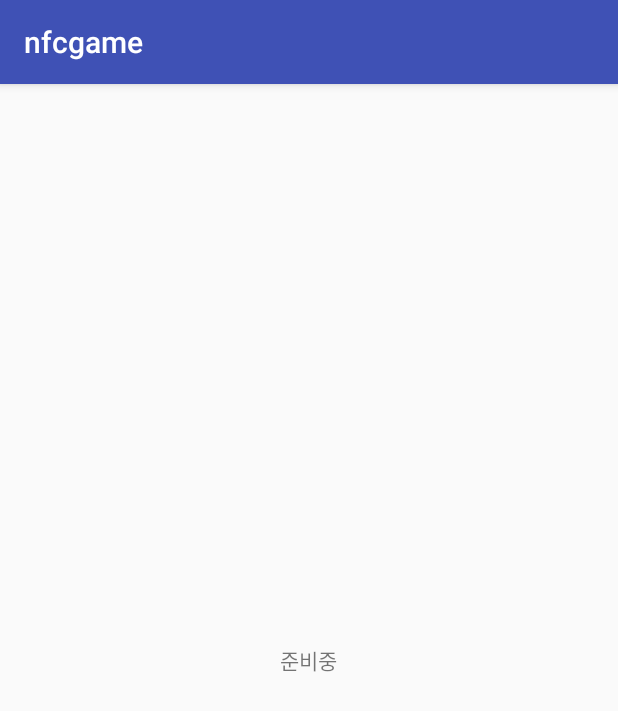
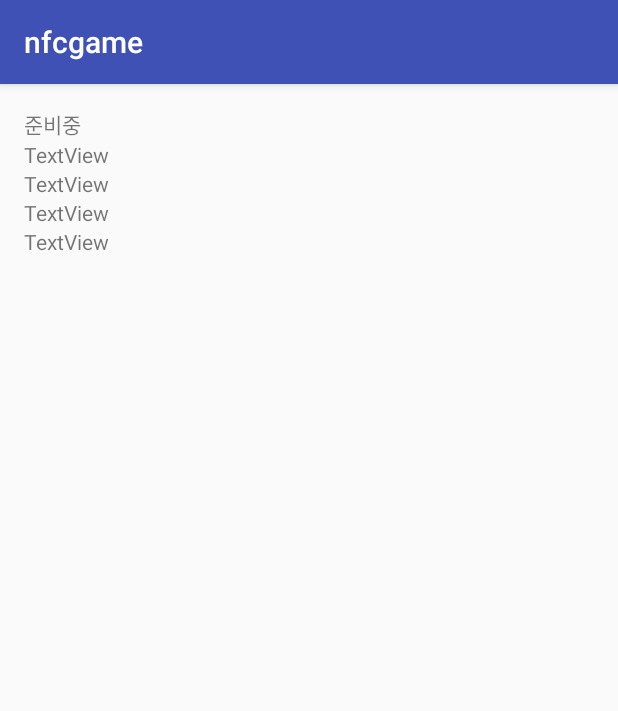
Before and after one commit to YIITeamMAKE/NFC_GAME, an Android app: the RankActivity screen opened directly, with no data from a screen before it, on a phone screen of 412 x 824 dp. Shown: the top 711 px of the screen. Run offline under Robolectric (Android 15) with nearby library versions, the phone set to English and light mode, and no system bars; 9 statements that could not run were skipped.

Commit message:
nfc class added.

```diff
--- a/app/build.gradle
+++ b/app/build.gradle
@@ -20,11 +20,12 @@ android {
 }
 
 dependencies {
-    compile fileTree(dir: 'libs', include: ['*.jar'])
+    compile fileTree(include: ['*.jar'], dir: 'libs')
     androidTestCompile('com.android.support.test.espresso:espresso-core:2.2.2', {
         exclude group: 'com.android.support', module: 'support-annotations'
     })
     compile 'com.android.support:appcompat-v7:23.4.0'
     compile 'gun0912.ted:tedpermission:1.0.0'
     testCompile 'junit:junit:4.12'
+    compile 'org.jsoup:jsoup:1.9.2'
 }
--- a/app/src/main/AndroidManifest.xml
+++ b/app/src/main/AndroidManifest.xml
@@ -4,6 +4,7 @@
 
     <uses-permission android:name="android.permission.NFC" />
     <uses-permission android:name="android.permission.READ_PHONE_STATE" />
+    <uses-permission android:name="android.permission.INTERNET" />
 
     <uses-feature
         android:name="android.hardware.nfc"
--- a/app/src/main/java/yiihs/nfcgame/RankActivity.java
+++ b/app/src/main/java/yiihs/nfcgame/RankActivity.java
@@ -2,12 +2,33 @@ package yiihs.nfcgame;
 
 import android.support.v7.app.AppCompatActivity;
 import android.os.Bundle;
+import android.widget.TextView;
+
+import java.util.List;
+
+import yiihs.nfcgame.nfc.NfcTagRank;
 
 public class RankActivity extends AppCompatActivity {
+
+    private List<Integer> rankList;
+    private NfcTagRank rankTask;
+
+    TextView r1,r2,r3,r4;
 
     @Override
     protected void onCreate(Bundle savedInstanceState) {
         super.onCreate(savedInstanceState);
         setContentView(R.layout.activity_rank);
+        rankTask = new NfcTagRank();
+        rankTask.execute();
+        rankList = rankTask.getRank();
+        r1=(TextView)findViewById(R.id.rank1_text);
+        r2=(TextView)findViewById(R.id.rank2_text);
+        r3=(TextView)findViewById(R.id.rank3_text);
+        r4=(TextView)findViewById(R.id.rank4_text);
+        r1.setText(rankList.get(0).toString());
+        r2.setText(rankList.get(1).toString());
+        r3.setText(rankList.get(2).toString());
+        r4.setText(rankList.get(3).toString());
     }
 }
--- /dev/null
+++ b/app/src/main/java/yiihs/nfcgame/nfc/NfcTagRank.java
@@ -0,0 +1,53 @@
+package yiihs.nfcgame.nfc;
+
+import android.content.Context;
+import android.os.AsyncTask;
+
+import org.json.JSONException;
+import org.json.JSONObject;
+
+import java.util.ArrayList;
+import java.util.concurrent.ExecutionException;
+
+import yiihs.nfcgame.tools.JSONFetchBroker;
+
+/**
+ * Created by whdgm on 9/27/2016.
+ */
+
+public class NfcTagRank {
+
+    private JSONObject mResult;
+
+    private ArrayList<Integer> mRank = new ArrayList<>();
+    private String code;
+
+    public NfcTagRank(){
+    }
+
+    public void execute(){
+        try {
+            mResult = new JSONFetchBroker().execute("http://218.39.83.130/nfc/rank.php").get();
+            mRank.add(0,mResult.getInt("rank1"));
+            mRank.add(1,mResult.getInt("rank2"));
+            mRank.add(2,mResult.getInt("rank3"));
+            mRank.add(3,mResult.getInt("rank4"));
+            code = mResult.getString("cod");
+//            message = mResult.getString("msg");
+        } catch (InterruptedException | ExecutionException | JSONException e) {
+            e.printStackTrace();
+        }
+    }
+
+    public ArrayList<Integer> getRank() {
+        return mRank;
+    }
+
+    public String get(String name){
+        if(name.equals("cod")) {
+            return code;
+        } else {
+            return null;
+        }
+    }
+}
--- /dev/null
+++ b/app/src/main/java/yiihs/nfcgame/tools/JSONFetchBroker.java
@@ -0,0 +1,40 @@
+package yiihs.nfcgame.tools;
+
+import android.os.AsyncTask;
+
+import org.json.JSONException;
+import org.json.JSONObject;
+import org.jsoup.Connection;
+import org.jsoup.Jsoup;
+
+/**
+ * Created by whdgm on 9/27/2016.
+ */
+
+public class JSONFetchBroker extends AsyncTask<String,Void,JSONObject> {
+
+    private String result;
+    private JSONObject jsonResult;
+
+    @Override
+    protected JSONObject doInBackground(String... params) {
+        Connection mConnection = Jsoup.connect(params[0]).ignoreContentType(true);
+        try {
+            switch(params.length){
+                case 3:
+                    mConnection.data("tagUSER",params[2]);
+                case 2:
+                    mConnection.data("tagID",params[1]);
+                    break;
+                default:
+                    break;
+            }
+            result = mConnection.execute().body();
+            jsonResult = new JSONObject(result);
+
+        } catch (Exception e){
+            e.printStackTrace();
+        }
+        return jsonResult;
+    }
+}
--- a/app/src/main/res/layout/activity_rank.xml
+++ b/app/src/main/res/layout/activity_rank.xml
@@ -1,5 +1,5 @@
 <?xml version="1.0" encoding="utf-8"?>
-<RelativeLayout xmlns:android="http://schemas.android.com/apk/res/android"
+<LinearLayout xmlns:android="http://schemas.android.com/apk/res/android"
     xmlns:tools="http://schemas.android.com/tools"
     android:id="@+id/activity_rank"
     android:layout_width="match_parent"
@@ -8,6 +8,7 @@
     android:paddingLeft="@dimen/activity_horizontal_margin"
     android:paddingRight="@dimen/activity_horizontal_margin"
     android:paddingTop="@dimen/activity_vertical_margin"
+    android:orientation="vertical"
     tools:context="yiihs.nfcgame.RankActivity">
 
     <TextView
@@ -17,4 +18,28 @@
         android:id="@+id/textView"
         android:layout_centerVertical="true"
         android:layout_centerHorizontal="true" />
-</RelativeLayout>
+
+    <TextView
+        android:text="TextView"
+        android:layout_width="match_parent"
+        android:layout_height="wrap_content"
+        android:id="@+id/rank1_text" />
+
+    <TextView
+        android:text="TextView"
+        android:layout_width="match_parent"
+        android:layout_height="wrap_content"
+        android:id="@+id/rank2_text" />
+
+    <TextView
+        android:text="TextView"
+        android:layout_width="match_parent"
+        android:layout_height="wrap_content"
+        android:id="@+id/rank3_text" />
+
+    <TextView
+        android:text="TextView"
+        android:layout_width="match_parent"
+        android:layout_height="wrap_content"
+        android:id="@+id/rank4_text" />
+</LinearLayout>
```
Also changed, not shown: app/src/main/java/yiihs/nfcgame/nfc/NfcTagAgent.java (added, +48 -0 lines), app/src/main/java/yiihs/nfcgame/nfc/NfcTagCheker.java (added, +45 -0 lines).
